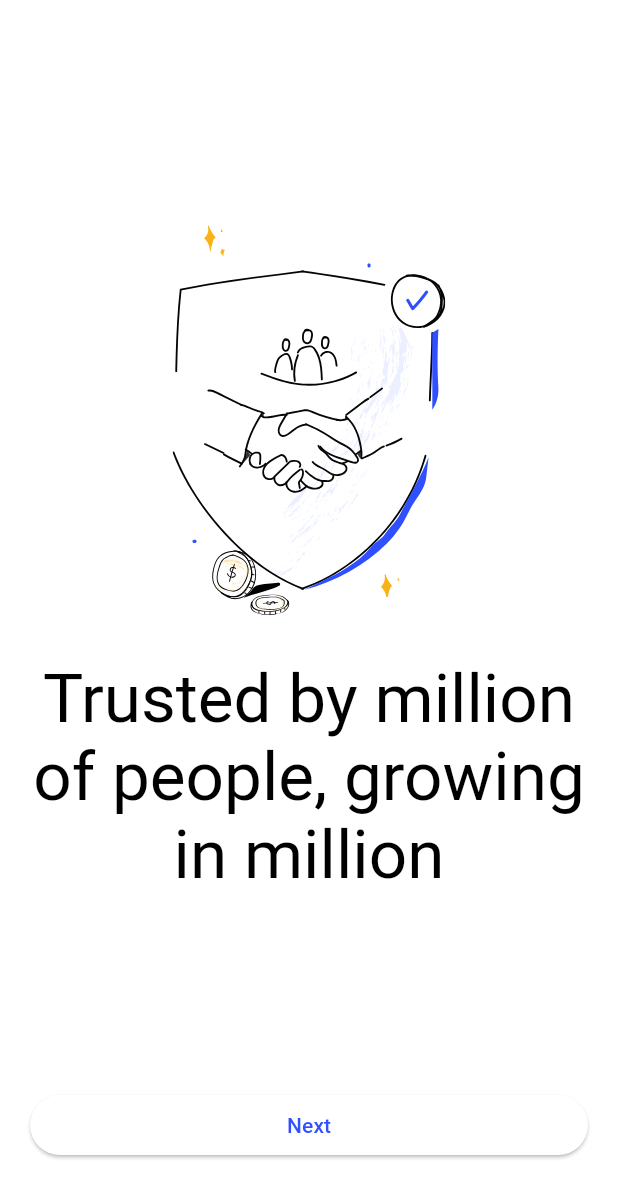
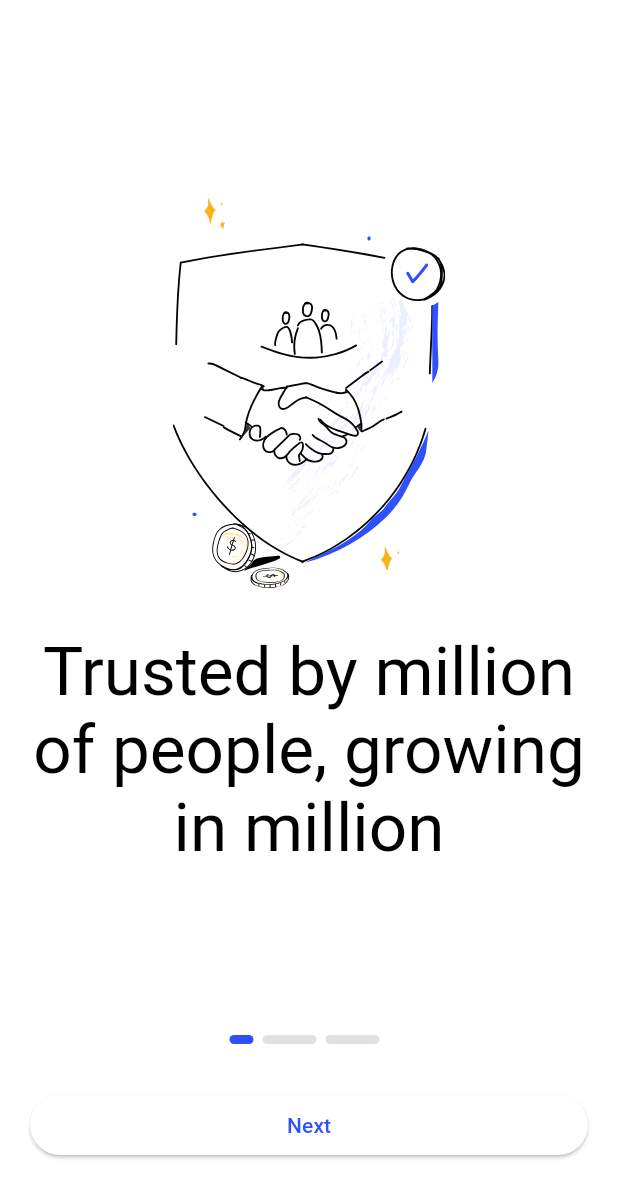
Before and after one commit to rithin-prakash/coin_stack, a Flutter app: the screen it shows after launch, on a phone screen of 412 x 824 dp. Shown: the top 1198 px of the screen. Run offline on Flutter 3.47's test engine with Material 3 defaults, Android fonts, the light colour scheme and no system bars; our stand-ins replace flutter_svg.

Commit message:
intro aimateddot

```diff
--- a/lib/features/intros/presentation/pages/intro_page.dart
+++ b/lib/features/intros/presentation/pages/intro_page.dart
@@ -1,9 +1,21 @@
 import 'package:coin_stack/core/constants/app_dimen.dart';
+import 'package:coin_stack/features/intros/presentation/widgets/animated_dot.dart';
 import 'package:coin_stack/features/intros/presentation/widgets/into_page_builder.dart';
+import 'package:coin_stack/features/intros/presentation/widgets/intro_money_abroad.dart';
+import 'package:coin_stack/features/intros/presentation/widgets/intro_receive_money.dart';
+import 'package:coin_stack/features/intros/presentation/widgets/intro_trust_page.dart';
 import 'package:flutter/material.dart';
 
-class IntroPage extends StatelessWidget {
+class IntroPage extends StatefulWidget {
   const IntroPage({super.key});
+
+  @override
+  State<IntroPage> createState() => _IntroPageState();
+}
+
+class _IntroPageState extends State<IntroPage> {
+  int currentPage = 0;
+  final pages = [IntroTrustPage(), IntroMoneyAbroad(), IntroReceiveMoney()];
 
   @override
   Widget build(BuildContext context) {
@@ -12,7 +24,27 @@ class IntroPage extends StatelessWidget {
         padding: const EdgeInsets.all(AppDimen.intoPadding),
         child: Column(
           children: [
-            Expanded(child: IntoPageBuilder()),
+            Expanded(
+              child: IntoPageBuilder(
+                pages: pages,
+                onPageChange: (p0) {
+                  setState(() {
+                    currentPage = p0;
+                  });
+                },
+              ),
+            ),
+            Row(
+              mainAxisAlignment: MainAxisAlignment.center,
+              children: List.generate(
+                pages.length,
+                (index) => Padding(
+                  padding: const EdgeInsets.only(right: 6),
+                  child: AnimatedDot(isActive: currentPage == index),
+                ),
+              ),
+            ),
+            SizedBox(height: AppDimen.intoBottomHeight),
             Align(
               alignment: Alignment.bottomCenter,
               child: SizedBox(
--- /dev/null
+++ b/lib/features/intros/presentation/widgets/animated_dot.dart
@@ -0,0 +1,23 @@
+import 'package:flutter/material.dart';
+
+class AnimatedDot extends StatelessWidget {
+  const AnimatedDot({super.key, required this.isActive});
+
+  final bool isActive;
+
+  @override
+  Widget build(BuildContext context) {
+    return AnimatedContainer(
+      duration: const Duration(milliseconds: 300),
+      height: 6,
+      width: !isActive ? 36 : 16,
+      decoration: BoxDecoration(
+        color:
+            isActive
+                ? Theme.of(context).primaryColor
+                : const Color(0xFF868686).withValues(alpha: 0.25),
+        borderRadius: const BorderRadius.all(Radius.circular(12)),
+      ),
+    );
+  }
+}
--- a/lib/features/intros/presentation/widgets/into_page_builder.dart
+++ b/lib/features/intros/presentation/widgets/into_page_builder.dart
@@ -1,24 +1,24 @@
-import 'package:coin_stack/features/intros/presentation/widgets/intro_money_abroad.dart';
-import 'package:coin_stack/features/intros/presentation/widgets/intro_receive_money.dart';
-import 'package:coin_stack/features/intros/presentation/widgets/intro_trust_page.dart';
 import 'package:flutter/material.dart';
 
-class IntoPageBuilder extends StatefulWidget {
-  const IntoPageBuilder({super.key});
-
-  @override
-  State<IntoPageBuilder> createState() => _IntoPageBuilderState();
-}
-
-class _IntoPageBuilderState extends State<IntoPageBuilder> {
-  final pages = [IntroTrustPage(), IntroMoneyAbroad(), IntroReceiveMoney()];
-
+class IntoPageBuilder extends StatelessWidget {
+  const IntoPageBuilder({
+    super.key,
+    required this.onPageChange,
+    required this.pages,
+  });
+  final Function(int) onPageChange;
+  final List<StatelessWidget> pages;
   @override
   Widget build(BuildContext context) {
-    return PageView.builder(
-      itemBuilder: (_, i) {
-        return pages[i];
-      },
+    return SizedBox(
+      height: 500,
+      child: PageView.builder(
+        itemCount: pages.length,
+        onPageChanged: (value) => onPageChange(value),
+        itemBuilder: (_, i) {
+          return pages[i];
+        },
+      ),
     );
   }
 }
```
